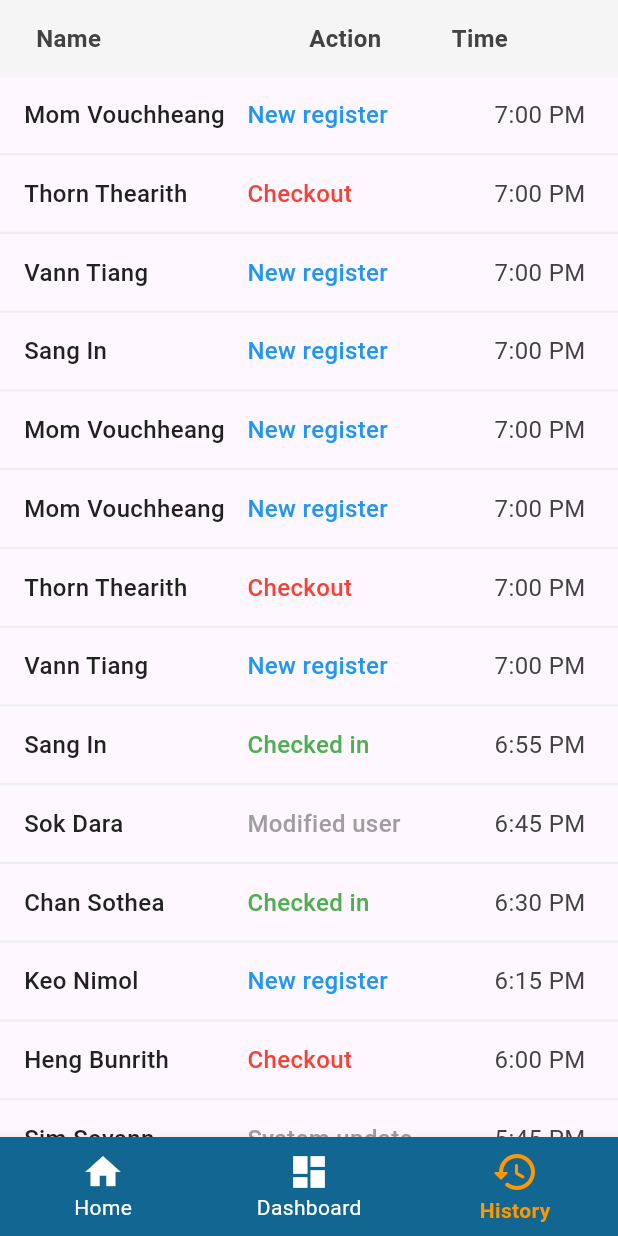
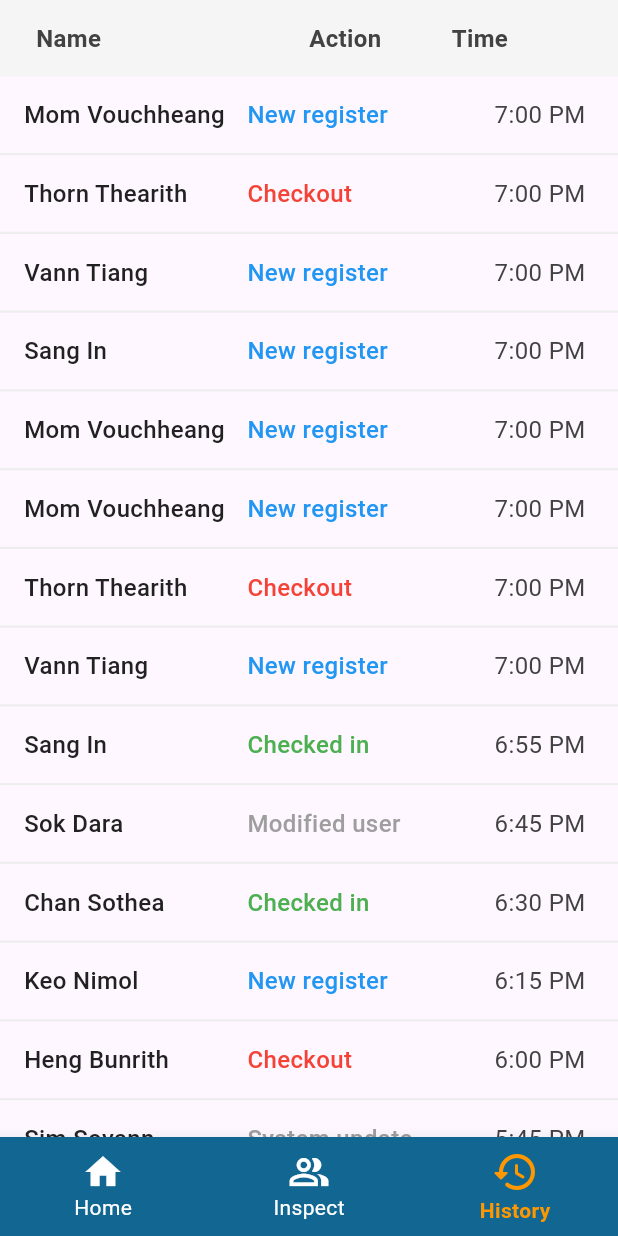
Before and after one commit to vouchheang/Parking_system-PSE-, a Flutter app: the screen it shows after launch, item 3 of the bottom bar chosen, on a phone screen of 412 x 824 dp. Run offline on Flutter 3.47's test engine with Material 3 defaults, Android fonts, the phone set to English and light mode, and no system bars; our stand-ins replace fl_chart, image_picker; missing offline and left inert: qr_code_scanner.

Commit message:
combined-code

```diff
--- a/lib/main.dart
+++ b/lib/main.dart
@@ -13,7 +13,7 @@ class MyApp extends StatelessWidget {
   Widget build(BuildContext context) {
     return MaterialApp(
       debugShowCheckedModeBanner: false,
-       home: MainScreen(),
+       home: NavigationScreen(),
     );
   }
 }
--- a/lib/screens/login_screen.dart
+++ b/lib/screens/login_screen.dart
@@ -1,7 +1,7 @@
 import 'package:flutter/material.dart';
 
 class LoginScreen extends StatefulWidget {
-  const LoginScreen({Key? key}) : super(key: key);
+  const LoginScreen({super.key});
 
   @override
   State<LoginScreen> createState() => _LoginScreenState();
--- a/lib/screens/navigation.dart
+++ b/lib/screens/navigation.dart
@@ -3,19 +3,19 @@ import 'package:parking_system/screens/activities_screen.dart';
 import 'package:parking_system/screens/dashboard_screen.dart';
 import 'package:parking_system/screens/security_screen.dart';
 
-class MainScreen extends StatefulWidget {
-  const MainScreen({super.key});
+class NavigationScreen extends StatefulWidget {
+  const NavigationScreen({super.key});
 
   @override
-  State<MainScreen> createState() => _MainScreenState();
+  State<NavigationScreen> createState() => _NavigationScreenState();
 }
 
-class _MainScreenState extends State<MainScreen> {
+class _NavigationScreenState extends State<NavigationScreen> {
   int _selectedIndex = 0;
 
   static final List<Widget> _widgetOptions = <Widget>[
+    DashboardScreen(),
     SecurityScreen(),
-    DashboardScreen(),
     HistoryScreen(recentActivity: []),
   ];
 
@@ -52,8 +52,8 @@ class _MainScreenState extends State<MainScreen> {
             label: 'Home',
           ),
           BottomNavigationBarItem(
-            icon: Icon(Icons.dashboard),
-            label: 'Dashboard',
+            icon: Icon(Icons.people_alt_outlined),
+            label: 'Inspect',
           ),
           BottomNavigationBarItem(
             icon: Icon(Icons.history_rounded),
--- a/lib/screens/register._creen.dart
+++ b/lib/screens/register._creen.dart
@@ -3,7 +3,7 @@ import 'package:image_picker/image_picker.dart';
 import 'dart:io';
 
 class ParkingRegistrationScreen extends StatefulWidget {
-  const ParkingRegistrationScreen({Key? key}) : super(key: key);
+  const ParkingRegistrationScreen({super.key});
 
   @override
   State<ParkingRegistrationScreen> createState() => _ParkingRegistrationScreenState();
```
Also changed, not shown: lib/screens/dashboard_screen.dart (+34 -37 lines), lib/screens/intro_screen.dart (+20 -4 lines).
